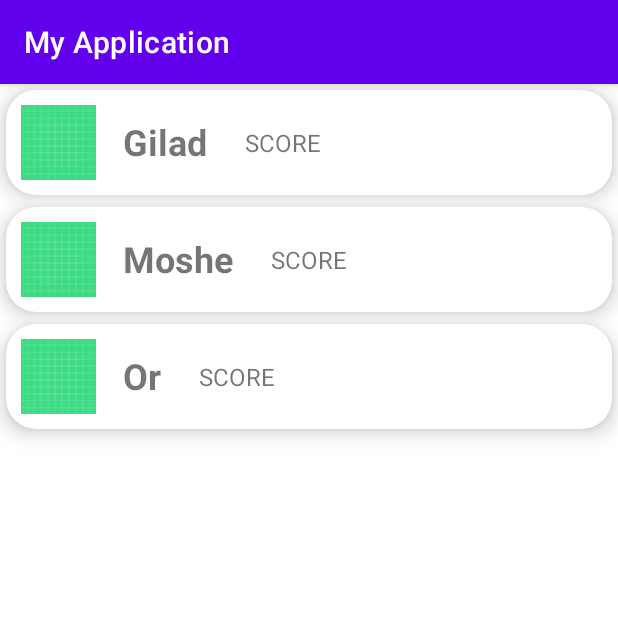
After one commit to giladbenna/First-Application, an Android app: the ScoreBoardPage screen opened directly, with no data from a screen before it, on a phone screen of 412 x 824 dp, the top half of it. The commit adds this screen. Run offline under Robolectric (Android 15) with nearby library versions, the phone set to English and light mode, and no system bars; pictures from the network do not load; 1 statement that could not run was skipped.

Commit message:
alot of new things, score board, score item, DataManager and more

```diff
--- a/app/src/main/AndroidManifest.xml
+++ b/app/src/main/AndroidManifest.xml
@@ -14,6 +14,12 @@
         android:theme="@style/Theme.MyApplication"
         tools:targetApi="31">
         <activity
+            android:name=".ScoreBoardPage"
+            android:exported="false" />
+        <activity
+            android:name=".Adapters.ScoreBoardAdapter"
+            android:exported="false" />
+        <activity
             android:name=".Models.OpeningPage"
             android:exported="true" />
         <activity
--- /dev/null
+++ b/app/src/main/java/com/example/myapplication/Adapters/ScoreBoardAdapter.java
@@ -0,0 +1,70 @@
+package com.example.myapplication.Adapters;
+
+import androidx.annotation.NonNull;
+import androidx.appcompat.app.AppCompatActivity;
+import androidx.recyclerview.widget.RecyclerView;
+
+import android.content.Context;
+import android.os.Bundle;
+import android.view.LayoutInflater;
+import android.view.View;
+import android.view.ViewGroup;
+
+import com.example.myapplication.Models.ScoreItem;
+import com.example.myapplication.R;
+import com.example.myapplication.Utilities.ImageLoader;
+import com.google.android.material.imageview.ShapeableImageView;
+import com.google.android.material.textview.MaterialTextView;
+
+import java.util.ArrayList;
+
+public class ScoreBoardAdapter extends RecyclerView.Adapter<ScoreBoardAdapter.ItemViewHolder> {
+
+    private Context context;
+    private ArrayList<ScoreItem> scoreItems;
+
+    public ScoreBoardAdapter(Context context, ArrayList<ScoreItem> scoreItems) {
+        this.context = context;
+        this.scoreItems = scoreItems;
+    }
+
+    @NonNull
+    @Override
+    public ScoreBoardAdapter.ItemViewHolder onCreateViewHolder(@NonNull ViewGroup parent, int viewType) {
+        View view = LayoutInflater.from(parent.getContext()).inflate(R.layout.score_item, parent, false);
+        ItemViewHolder itemViewHolder = new ItemViewHolder(view);
+        return itemViewHolder;
+    }
+
+    @Override
+    public void onBindViewHolder(@NonNull ScoreBoardAdapter.ItemViewHolder holder, int position) {
+        ScoreItem scoreItem = getItem(position);
+        holder.score.setText(scoreItem.getScore());
+        holder.name.setText(scoreItem.getName());
+//        ImageLoader.getInstance().loadImage(scoreItem.getImage(), holder.player_IMG_icon);
+
+    }
+
+    @Override
+    public int getItemCount() {
+        return this.scoreItems == null ? 0 : scoreItems.size();
+    }
+
+    private ScoreItem getItem(int position) {
+        return this.scoreItems.get(position);
+    }
+
+    public class ItemViewHolder extends RecyclerView.ViewHolder {
+        private ShapeableImageView player_IMG_icon;
+        private MaterialTextView score;
+        private MaterialTextView name;
+
+        public ItemViewHolder(@NonNull View itemView) {
+            super(itemView);
+            player_IMG_icon = itemView.findViewById(R.id.player_IMG_icon);
+            score = itemView.findViewById(R.id.score);
+            name = itemView.findViewById(R.id.player_Name);
+        }
+    }
+
+}
--- a/app/src/main/java/com/example/myapplication/Logic/GameManager.java
+++ b/app/src/main/java/com/example/myapplication/Logic/GameManager.java
@@ -27,5 +27,9 @@ public class GameManager {
         }
         return -1;
     }
+    public boolean isCoin(){
+
+        return false;
+    }
 
 }
--- /dev/null
+++ b/app/src/main/java/com/example/myapplication/Models/ScoreItem.java
@@ -0,0 +1,37 @@
+package com.example.myapplication.Models;
+
+public class ScoreItem {
+
+    private int score;
+    private String name = "";
+    private String image = "";
+
+    public ScoreItem(){}
+
+    public String getName() {
+        return name;
+    }
+
+    public ScoreItem setName(String name) {
+        this.name = name;
+        return this;
+    }
+
+    public String getImage() {
+        return image;
+    }
+
+    public ScoreItem setImage(String image) {
+        this.image = image;
+        return this;
+    }
+
+    public int getScore() {
+        return score;
+    }
+
+    public ScoreItem setScore(int score) {
+        this.score = score;
+        return this;
+    }
+}
--- /dev/null
+++ b/app/src/main/java/com/example/myapplication/ScoreBoardPage.java
@@ -0,0 +1,38 @@
+package com.example.myapplication;
+
+import androidx.appcompat.app.AppCompatActivity;
+import androidx.recyclerview.widget.LinearLayoutManager;
+import androidx.recyclerview.widget.RecyclerView;
+
+import android.os.Bundle;
+
+import com.example.myapplication.Adapters.ScoreBoardAdapter;
+import com.example.myapplication.Utilities.DataManager;
+
+public class ScoreBoardPage extends AppCompatActivity {
+
+
+    private RecyclerView main_LST_scores;
+
+    @Override
+    protected void onCreate(Bundle savedInstanceState) {
+        super.onCreate(savedInstanceState);
+        setContentView(R.layout.activity_score_board_adapter);
+
+        findViews();
+        initViews();
+    }
+
+
+    private void initViews() {
+        ScoreBoardAdapter scoreBoardAdapterAdapter = new ScoreBoardAdapter(this, DataManager.getScores());
+        LinearLayoutManager linearLayoutManager = new LinearLayoutManager(this);
+        linearLayoutManager.setOrientation(RecyclerView.VERTICAL);
+        main_LST_scores.setLayoutManager(linearLayoutManager);
+        main_LST_scores.setAdapter(scoreBoardAdapterAdapter);
+    }
+
+    private void findViews() {
+        main_LST_scores = findViewById(R.id.main_LST_scores);
+    }
+}
--- /dev/null
+++ b/app/src/main/java/com/example/myapplication/Utilities/DataManager.java
@@ -0,0 +1,29 @@
+package com.example.myapplication.Utilities;
+
+import com.example.myapplication.Models.ScoreItem;
+
+import java.util.ArrayList;
+
+public class DataManager {
+    public static ArrayList<ScoreItem> getScores() {
+        ArrayList<ScoreItem> scores = new ArrayList<>();
+
+        scores.add(new ScoreItem()
+                .setScore(2105)
+                .setName("Gilad")
+                .setImage("https://image.tmdb.org/t/p/w600_and_h900_bestv2/wdE6ewaKZHr62bLqCn7A2DiGShm.jpg"));
+
+        scores.add(new ScoreItem()
+                .setScore(1500)
+                .setName("Moshe")
+                .setImage("https://image.tmdb.org/t/p/w600_and_h900_bestv2/wdE6ewaKZHr62bLqCn7A2DiGShm.jpg"));
+
+        scores.add(new ScoreItem()
+                .setScore(50)
+                .setName("Or")
+                .setImage("https://www.themoviedb.org/t/p/w600_and_h900_bestv2/vdVab7yNvgYEMd8shCfy2D6nTMu.jpg"));
+
+        return scores;
+
+    }
+}
--- /dev/null
+++ b/app/src/main/res/layout/activity_score_board_adapter.xml
@@ -0,0 +1,17 @@
+<?xml version="1.0" encoding="utf-8"?>
+<RelativeLayout xmlns:android="http://schemas.android.com/apk/res/android"
+    xmlns:tools="http://schemas.android.com/tools"
+    android:layout_width="match_parent"
+    android:layout_height="match_parent"
+    tools:context=".ScoreBoardPage">
+
+    <androidx.recyclerview.widget.RecyclerView
+        android:id="@+id/main_LST_scores"
+        android:layout_width="match_parent"
+        android:layout_height="match_parent"
+        android:layout_centerInParent="true"
+        tools:listitem="@layout/score_item" />
+
+
+
+</RelativeLayout>
--- /dev/null
+++ b/app/src/main/res/layout/score_item.xml
@@ -0,0 +1,62 @@
+<?xml version="1.0" encoding="utf-8"?>
+<androidx.cardview.widget.CardView xmlns:android="http://schemas.android.com/apk/res/android"
+    android:layout_width="wrap_content"
+    android:layout_height="70dp"
+    xmlns:app="http://schemas.android.com/apk/res-auto"
+    app:cardCornerRadius="20dp"
+    android:layout_margin="4dp"
+    android:elevation="8dp"
+    app:cardElevation="8dp">
+
+    <RelativeLayout
+        android:layout_width="match_parent"
+        android:layout_height="match_parent">
+
+        <com.google.android.material.imageview.ShapeableImageView
+            android:id="@+id/player_IMG_icon"
+            android:layout_width="50dp"
+            android:layout_height="50dp"
+            android:layout_marginStart="10dp"
+            android:layout_marginTop="10dp"
+            android:layout_alignParentStart="true"
+            android:layout_alignParentTop="true"
+            android:scaleType="centerCrop"
+            android:src="@drawable/ic_launcher_background"
+        />
+
+        <com.google.android.material.textview.MaterialTextView
+            android:id="@+id/player_Name"
+            android:layout_width="wrap_content"
+            android:layout_height="wrap_content"
+            android:layout_marginStart="18dp"
+            android:layout_marginTop="18dp"
+            android:layout_toEndOf="@id/player_IMG_icon"
+            android:maxLines="1"
+            android:minLines="1"
+            android:text="PLAYER_NAME"
+            android:textSize="24sp"
+            android:textStyle="bold" />
+
+        <com.google.android.material.textview.MaterialTextView
+            android:id="@+id/score"
+            android:layout_width="wrap_content"
+            android:layout_height="wrap_content"
+            android:layout_toEndOf="@id/player_Name"
+            android:layout_marginTop="24dp"
+            android:layout_marginStart="25dp"
+            android:maxLines="1"
+            android:minLines="1"
+            android:text="SCORE"
+            android:textSize="16sp" />
+
+
+        <com.google.android.material.imageview.ShapeableImageView
+            android:id="@+id/movie_IMG_favorite"
+            android:layout_width="36dp"
+            android:layout_height="36dp"
+            android:layout_alignParentTop="true"
+            android:layout_alignParentEnd="true"
+            android:layout_margin="6dp" />
+
+    </RelativeLayout>
+</androidx.cardview.widget.CardView>
--- a/build.gradle
+++ b/build.gradle
@@ -2,4 +2,5 @@
 plugins {
     id 'com.android.application' version '8.0.0' apply false
     id 'com.android.library' version '8.0.0' apply false
+
 }
```
Also changed, not shown: app/src/main/java/com/example/myapplication/Models/MainActivity.java (+14 -10 lines), app/src/main/java/com/example/myapplication/Models/OpeningPage.java (+11 -4 lines), app/src/main/java/com/example/myapplication/Utilities/ImageLoader.java (added, +44 -0 lines), app/src/main/res/layout/open_page_activity.xml (+10 -0 lines).
